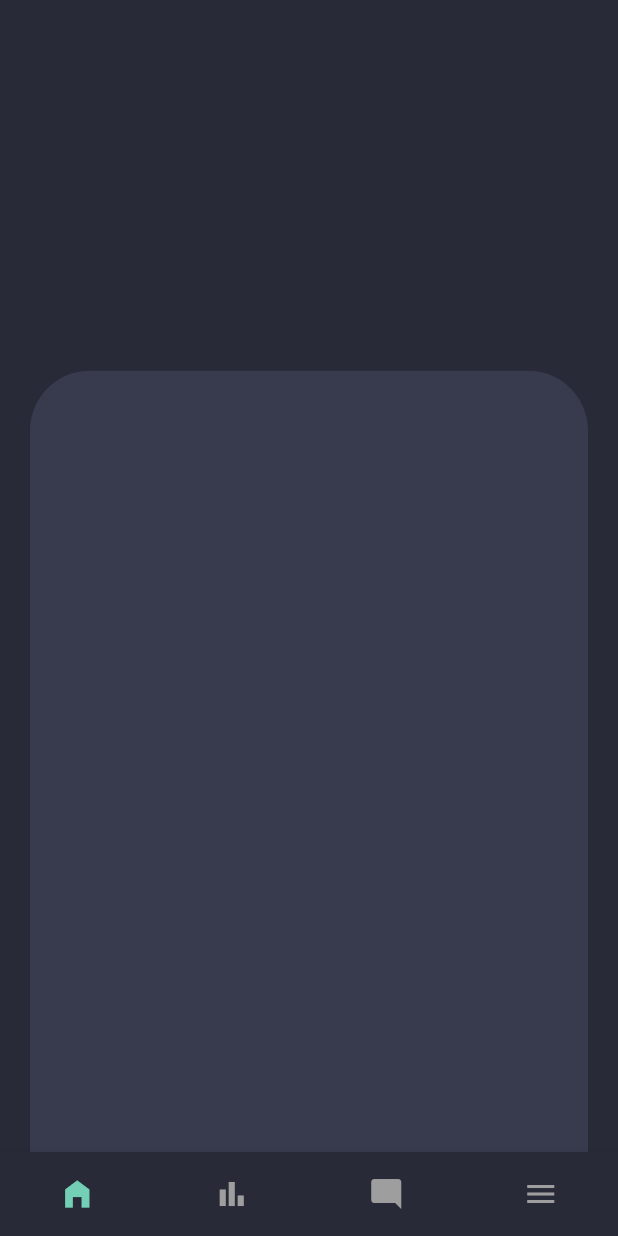
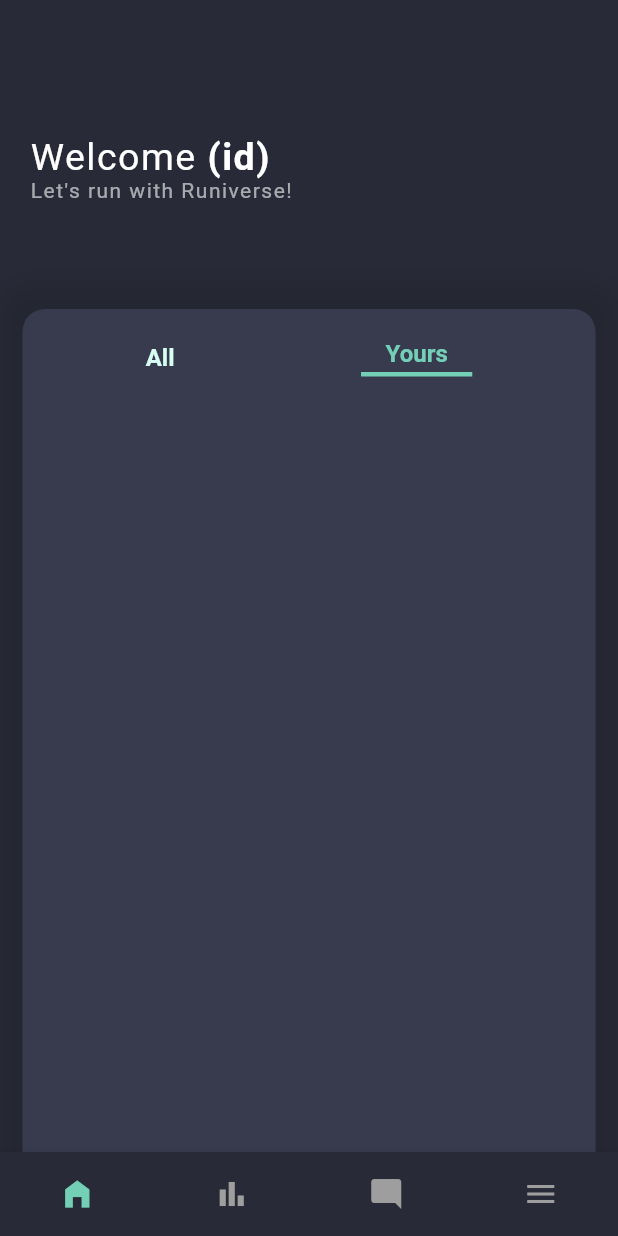
Before and after one commit to CHOSION/runiverse, a Flutter app: the Programs screen opened directly, on a phone screen of 412 x 824 dp. Run offline on Flutter 3.47's test engine with Material 2 defaults, Android fonts, the phone set to English and light mode, and no system bars; our stand-ins replace animated_splash_screen, page_transition.

Commit message:
220528_1
programs.dart
gestureDetecture

```diff
--- a/lib/login.dart
+++ b/lib/login.dart
@@ -75,7 +75,7 @@ class LoginPage extends StatelessWidget {
           onPressed: () {
             Navigator.push(context,
                 MaterialPageRoute(builder: (BuildContext context) {
-                  return Profile();
+                  return Programs();
                 })
             );
           },
--- a/lib/running/programs.dart
+++ b/lib/running/programs.dart
@@ -1,34 +1,26 @@
 import 'package:flutter/material.dart';
 import 'package:runiverse/config/palette.dart';
 
-class Programs extends StatelessWidget {
+class Programs extends StatefulWidget {
   const Programs({Key? key}) : super(key: key);
 
   @override
+  State<Programs> createState() => _ProgramsState();
+}
+
+class _ProgramsState extends State<Programs> {
+  bool isYourPrograms = true;
+
+  @override
   Widget build(BuildContext context) {
-    final height = MediaQuery.of(context).size.height;
-    final width = MediaQuery.of(context).size.width;
+
+    double height = MediaQuery.of(context).size.height;
+    double width = MediaQuery.of(context).size.width;
 
     return Scaffold(
-      body: Stack(
-        children: <Widget>[
-          Positioned(
-            top: height * 0.3,
-            height: height * 1.5,
-            left: 20,
-            width: width-40,
-            child: ClipRRect(
-              borderRadius: const BorderRadius.vertical(
-                top: const Radius.circular(40),
-              ),
-              child: Container(
-                color: Palette.blockColor,
-              ),
-            ),
-          ),
-        ],
-      ),
+      backgroundColor: Palette.backgroundDarkColor,
 
+      // BottomNavigationBar
       bottomNavigationBar: BottomNavigationBar(
         type: BottomNavigationBarType.fixed,
         iconSize: 24,
@@ -68,8 +60,141 @@ class Programs extends StatelessWidget {
           ),
         ],
       ),
+      body: Stack(
+        children: [
+          // Welcome Label Stack
+          Positioned(
+            top: 0,
+            left: 0,
+            right: 0,
+            child: Container(
+              height: 200,
+              padding: EdgeInsets.only(top: 90, left: 20),
+              child: Column(
+                crossAxisAlignment: CrossAxisAlignment.start,
+                children: [
+                  RichText(
+                    text: TextSpan(
+                        text: "Welcome",
+                        style: TextStyle(
+                            letterSpacing: 1.0,
+                            fontSize: 25,
+                            color: Colors.white),
+                        children: [
+                          TextSpan(
+                            text: " (id)",
+                            style: TextStyle(
+                                letterSpacing: 1.0,
+                                fontSize: 25,
+                                color: Colors.white,
+                            fontWeight: FontWeight.bold
+                            ),
+                          )
+                        ]
+                    ),
+                  ),
+                  Text(
+                    'Let\'s run with Runiverse!',
+                    style: TextStyle(
+                      letterSpacing: 1.0,
+                      color: Colors.white60,
+                    ),
+                  ),
+                ],
+              ),
+            ),
+          ), // Welcome Label Stack
 
-      backgroundColor: Palette.backgroundDarkColor,
+          // Program Block Stack
+          Positioned(
+            top: height * 0.25,
+            child: Container(
+              padding: EdgeInsets.all(20.0),
+              height: height,
+              width: width-30,
+              margin: EdgeInsets.symmetric(horizontal: 15),
+              decoration: BoxDecoration(
+                color: Palette.blockColor,
+                borderRadius: BorderRadius.circular(15.0),
+                boxShadow: [
+                  BoxShadow(
+                    color: Colors.black.withOpacity(0.1),
+                    blurRadius: 15,
+                    spreadRadius: 15,
+                  )
+                ]
+              ),
+              child: Column(
+                children: [
+                  Row(
+                    mainAxisAlignment: MainAxisAlignment.spaceAround,
+                    children: [
+                      GestureDetector(
+                        onTap: (){
+                          setState(() {
+                            isYourPrograms = false;
+                          });
+                        },
+                        child: Column(
+                          children: [
+                            Text(
+                              'All',
+                              style: TextStyle(
+                                fontSize: 16,
+                                fontWeight: FontWeight.bold,
+                                color: !isYourPrograms ? Palette.iconColor
+                                    : Palette.backgroundLightColor,
+                              ),
+                            ),
+                            if(!isYourPrograms)
+                            Container(
+                              margin: EdgeInsets.only(top: 3),
+                              height: 3,
+                              width: width*0.12,
+                              color: Palette.iconColor,
+                            )
+                          ],
+                        ),
+                      ),
+                      GestureDetector(
+                        onTap: (){
+                          setState(() {
+                            isYourPrograms = true;
+                          });
+                        },
+                        child: Column(
+                          children: [
+                            Text(
+                              'Yours',
+                              style: TextStyle(
+                                fontSize: 16,
+                                fontWeight: FontWeight.bold,
+                                color: isYourPrograms ? Palette.iconColor : Palette.backgroundLightColor,
+                              ),
+                            ),
+                            if(isYourPrograms)
+                            Container(
+                              margin: EdgeInsets.only(top: 3),
+                              height: 3,
+                              width: width*0.18,
+                              color: Palette.iconColor,
+                            )
+                          ],
+                        ),
+                      )
+                    ],
+                  ),
+
+                  // Programs
+                  Container(
+
+                  )
+                ],
+              ),
+            ),
+          ), // Program Block Stack
+        ],
+      ),
     );
   }
 }
```
Also changed, not shown: lib/running/practice.dart (deleted, +0 -251 lines), lib/running/profile.dart (+4 -4 lines).
